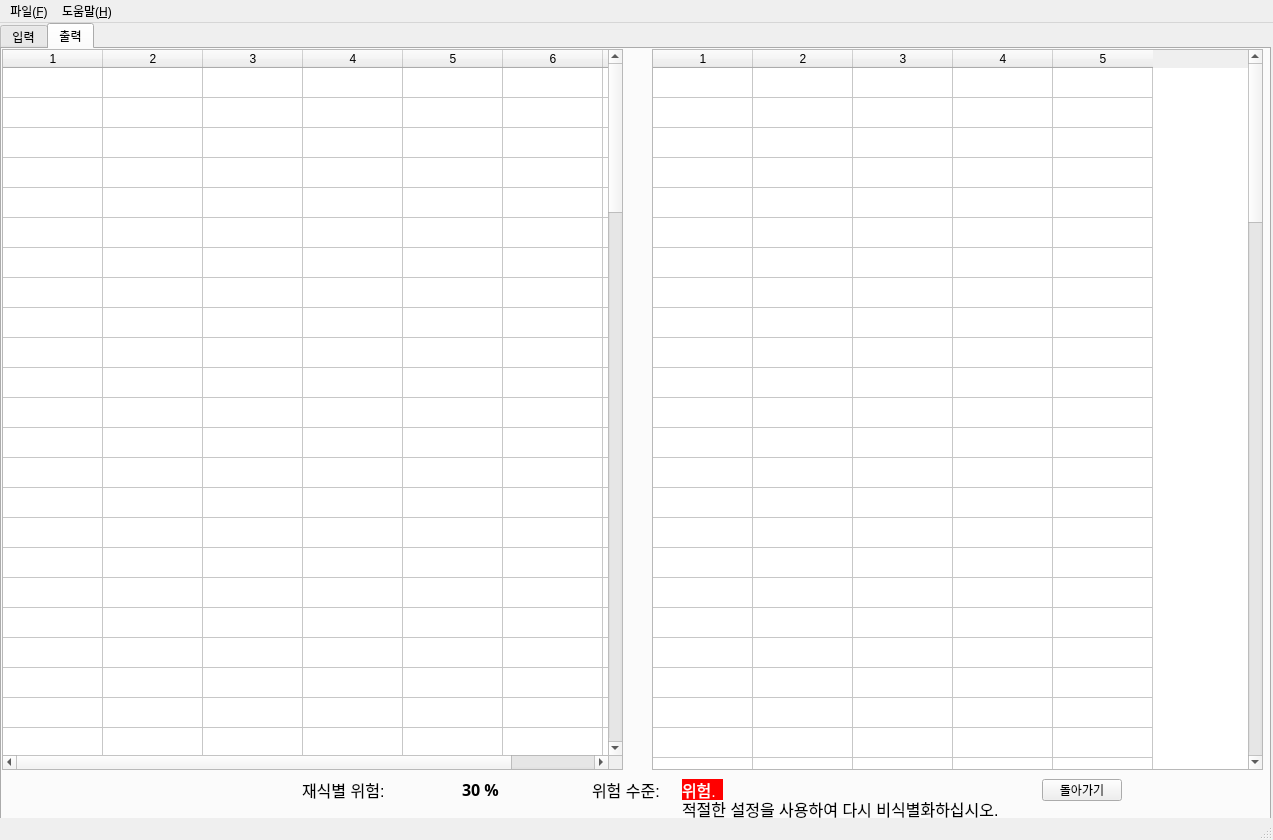
This is ui/main.ui in cosine0/anonymize as Qt 5 draws it before an edit. The edited form follows.
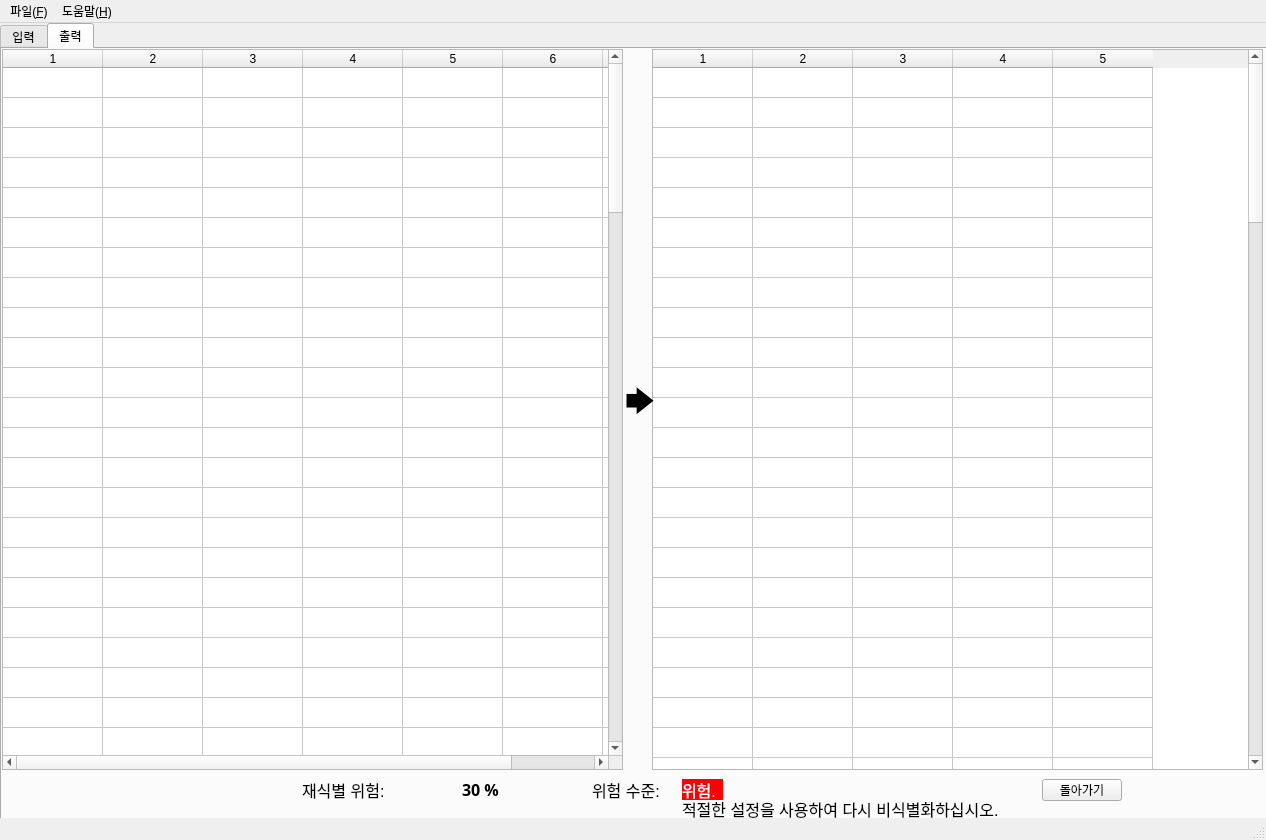
This is the edited form.

```diff
--- a/ui/main.ui
+++ b/ui/main.ui
@@ -6,7 +6,7 @@
    <rect>
     <x>0</x>
     <y>0</y>
-    <width>1273</width>
+    <width>1266</width>
     <height>840</height>
    </rect>
   </property>
@@ -840,6 +840,24 @@
       <column/>
       <column/>
      </widget>
+     <widget class="QLabel" name="label_11">
+      <property name="geometry">
+       <rect>
+        <x>623</x>
+        <y>330</y>
+        <width>31</width>
+        <height>51</height>
+       </rect>
+      </property>
+      <property name="font">
+       <font>
+        <pointsize>22</pointsize>
+       </font>
+      </property>
+      <property name="text">
+       <string>🡆</string>
+      </property>
+     </widget>
     </widget>
    </widget>
   </widget>
@@ -848,7 +866,7 @@
     <rect>
      <x>0</x>
      <y>0</y>
-     <width>1273</width>
+     <width>1266</width>
      <height>31</height>
     </rect>
    </property>
```
Left out of the diff: 9 changed lines with no effect on the pictures.
